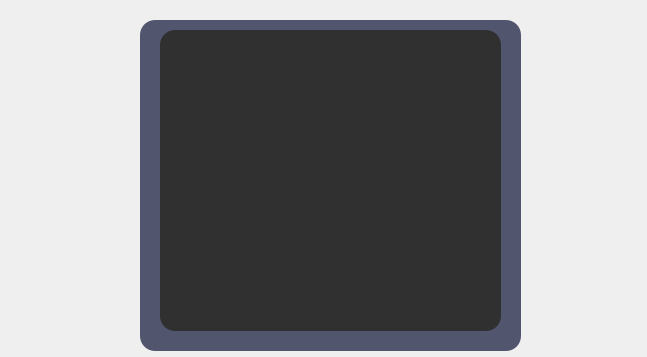
Old version of the form aaa.ui in the repository HediLengliz/Smart_Court_2A25.
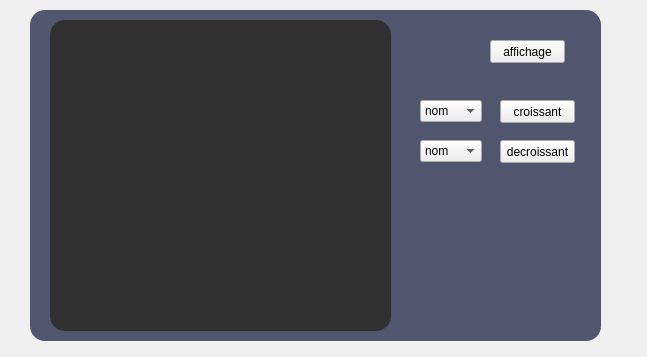
New version of the form. Icons and pictures are not drawn.

Diff of the .ui file:
```diff
--- a/aaa.ui
+++ b/aaa.ui
@@ -21,9 +21,9 @@
   <widget class="QFrame" name="add_employee">
    <property name="geometry">
     <rect>
-     <x>140</x>
-     <y>20</y>
-     <width>381</width>
+     <x>30</x>
+     <y>10</y>
+     <width>571</width>
      <height>331</height>
     </rect>
    </property>
@@ -99,7 +99,7 @@
       <x>20</x>
       <y>10</y>
       <width>341</width>
-      <height>301</height>
+      <height>311</height>
      </rect>
     </property>
     <property name="autoFillBackground">
@@ -136,6 +136,85 @@
      <number>106</number>
     </attribute>
    </widget>
+   <widget class="QPushButton" name="aff">
+    <property name="geometry">
+     <rect>
+      <x>460</x>
+      <y>30</y>
+      <width>75</width>
+      <height>23</height>
+     </rect>
+    </property>
+    <property name="text">
+     <string>affichage</string>
+    </property>
+   </widget>
+   <widget class="QComboBox" name="comboBox_tri">
+    <property name="geometry">
+     <rect>
+      <x>390</x>
+      <y>90</y>
+      <width>62</width>
+      <height>22</height>
+     </rect>
+    </property>
+    <item>
+     <property name="text">
+      <string>nom</string>
+     </property>
+    </item>
+    <item>
+     <property name="text">
+      <string>age</string>
+     </property>
+    </item>
+   </widget>
+   <widget class="QComboBox" name="comboBox_trid">
+    <property name="geometry">
+     <rect>
+      <x>390</x>
+      <y>130</y>
+      <width>62</width>
+      <height>22</height>
+     </rect>
+    </property>
+    <item>
+     <property name="text">
+      <string>nom</string>
+     </property>
+    </item>
+    <item>
+     <property name="text">
+      <string>age</string>
+     </property>
+    </item>
+   </widget>
+   <widget class="QPushButton" name="pushButton_tri">
+    <property name="geometry">
+     <rect>
+      <x>470</x>
+      <y>90</y>
+      <width>75</width>
+      <height>23</height>
+     </rect>
+    </property>
+    <property name="text">
+     <string>croissant</string>
+    </property>
+   </widget>
+   <widget class="QPushButton" name="pushButton_trid">
+    <property name="geometry">
+     <rect>
+      <x>470</x>
+      <y>130</y>
+      <width>75</width>
+      <height>23</height>
+     </rect>
+    </property>
+    <property name="text">
+     <string>decroissant</string>
+    </property>
+   </widget>
   </widget>
  </widget>
  <resources/>
```
